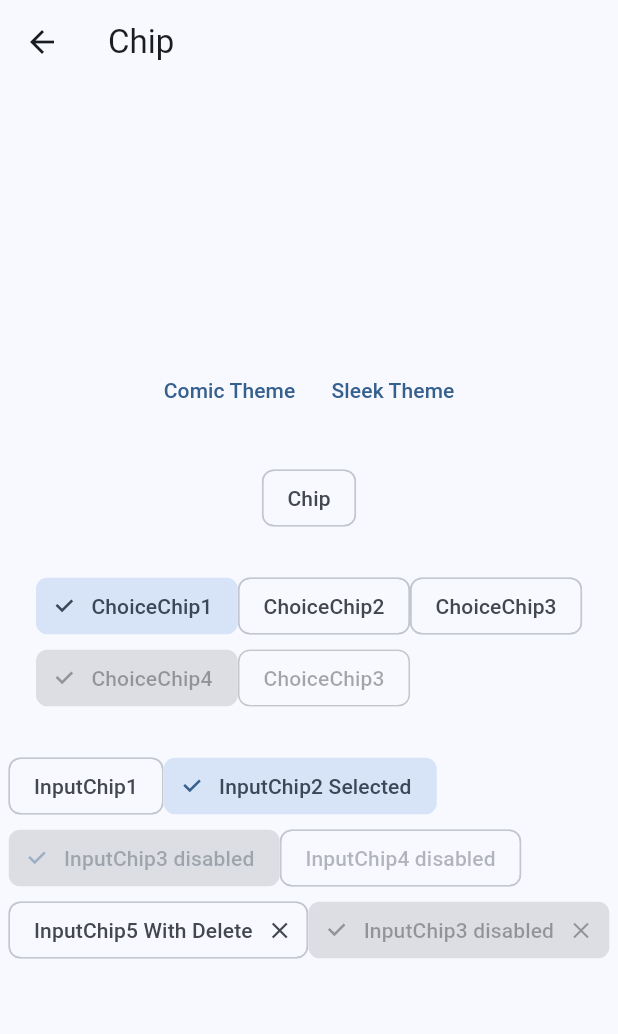
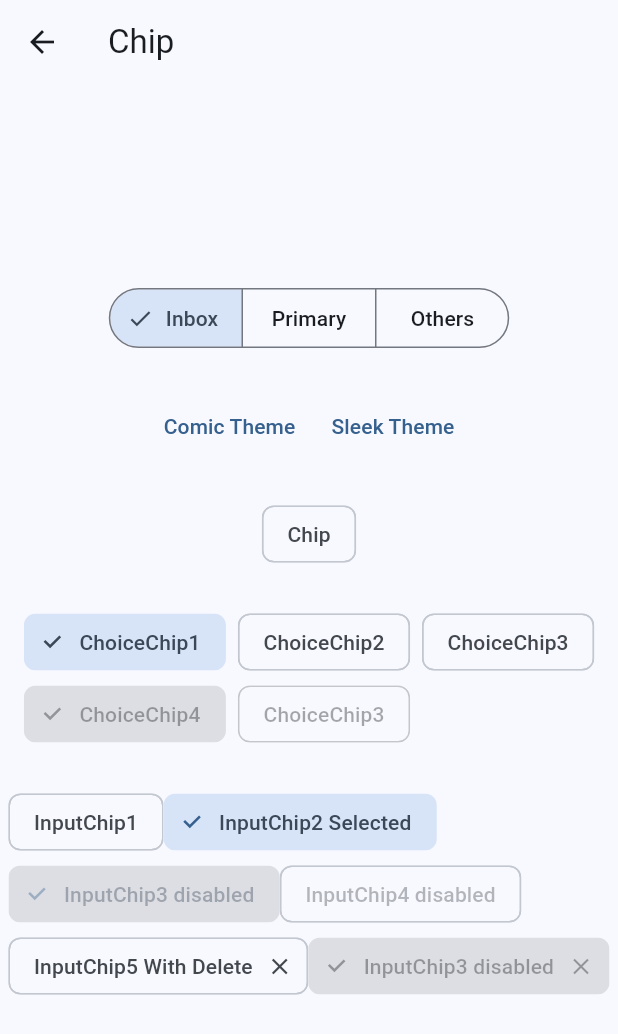
Before and after one commit to thruthesky/easy_design_system_backup_2024_09_24, a Flutter app: the ChipScreen screen opened directly, on a phone screen of 412 x 824 dp. Shown: the top 1034 px of the screen. Run offline on Flutter 3.47's test engine with Material 3 defaults, Android fonts, the phone set to English and light mode, and no system bars; our stand-ins replace cached_network_image, rxdart, smooth_page_indicator; missing offline and left inert: loop_page_view.

```diff
--- a/example/lib/screens/chip/chip.screen.dart
+++ b/example/lib/screens/chip/chip.screen.dart
@@ -12,6 +12,13 @@ class _ChipScreenState extends State<ChipScreen> {
   String selectedChip = "ChoiceChip1";
 
   ThemeData? _themeData;
+  Set<String> _selected = {'value1'};
+
+  void updateSelection(Set<String> newSelection) {
+    setState(() {
+      _selected = newSelection;
+    });
+  }
 
   @override
   Widget build(BuildContext context) {
@@ -26,6 +33,15 @@ class _ChipScreenState extends State<ChipScreen> {
         child: SingleChildScrollView(
           child: Column(
             children: [
+              SegmentedButton(
+                selected: _selected,
+                segments: const [
+                  ButtonSegment(value: 'value1', label: Text('Inbox')),
+                  ButtonSegment(value: 'value2', label: Text('Primary')),
+                  ButtonSegment(value: 'value3', label: Text('Others')),
+                ],
+                onSelectionChanged: updateSelection,
+              ),
               const SizedBox(height: 24),
               Wrap(
                 children: [
@@ -49,6 +65,7 @@ class _ChipScreenState extends State<ChipScreen> {
               const Chip(label: Text("Chip")),
               const SizedBox(height: 24),
               Wrap(
+                spacing: 8,
                 children: [
                   ChoiceChip(
                     label: const Text("ChoiceChip1"),
```
Also changed, not shown: lib/src/themes/comic/comic.theme.dart (+32 -42 lines), lib/src/themes/sleek/sleek.theme.dart (+40 -0 lines).
